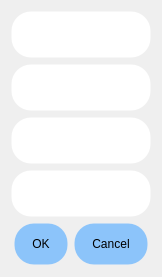
Above: add_dialog.ui from vedaka1/Database-console before the change. Below: the same form after it.
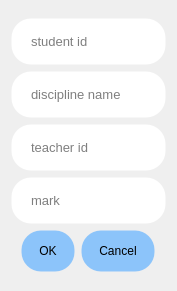
That is the form after the change. Icons and pictures are not drawn.

```diff
--- a/add_dialog.ui
+++ b/add_dialog.ui
@@ -6,8 +6,8 @@
    <rect>
     <x>0</x>
     <y>0</y>
-    <width>162</width>
-    <height>277</height>
+    <width>177</width>
+    <height>291</height>
    </rect>
   </property>
   <property name="sizePolicy">
@@ -73,6 +73,9 @@
 }
 </string>
        </property>
+       <property name="placeholderText">
+        <string>student id</string>
+       </property>
       </widget>
      </item>
      <item alignment="Qt::AlignHCenter">
@@ -112,6 +115,9 @@
 }
 </string>
        </property>
+       <property name="placeholderText">
+        <string>discipline name</string>
+       </property>
       </widget>
      </item>
      <item alignment="Qt::AlignHCenter">
@@ -151,6 +157,9 @@
 }
 </string>
        </property>
+       <property name="placeholderText">
+        <string>teacher id</string>
+       </property>
       </widget>
      </item>
      <item alignment="Qt::AlignHCenter">
@@ -190,6 +199,9 @@
 }
 </string>
        </property>
+       <property name="placeholderText">
+        <string>mark</string>
+       </property>
       </widget>
      </item>
      <item alignment="Qt::AlignHCenter">
```
